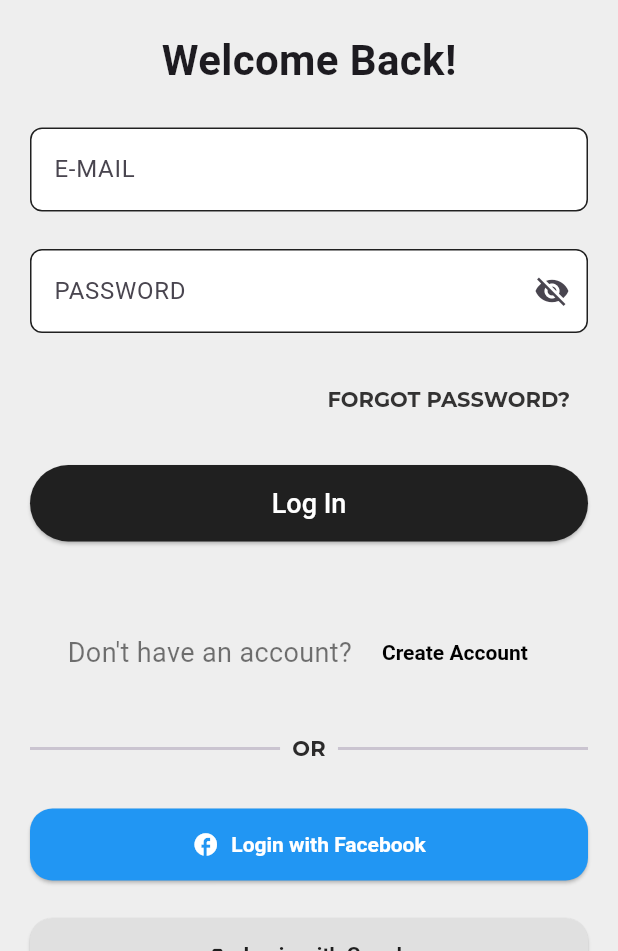
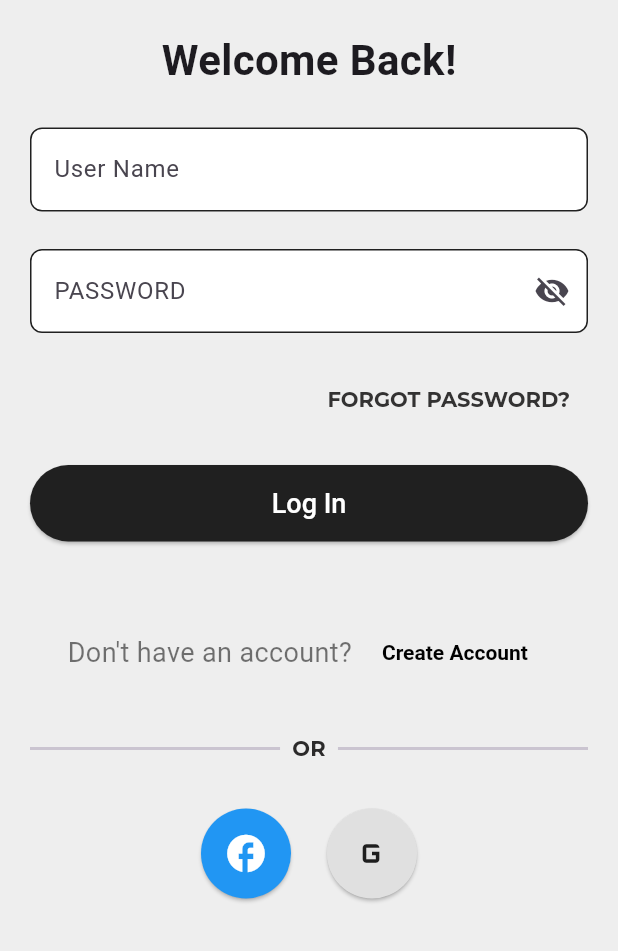
Before and after one commit to Sushmita67/elegance_affair_mobile, a Flutter app: the screen it shows after launch, after a tap on "Next", after a tap on "Skip", on a phone screen of 412 x 824 dp, the part 285-1236 px from its top. Run offline on Flutter 3.47's test engine with Material 3 defaults, Android fonts, the phone set to English and light mode, and no system bars; our stand-ins replace bloc, dartz, equatable, flutter_bloc, flutter_svg, get_it and 4 more; accounts and stored records are empty; Roboto replaces fonts that are missing (Montserrat Regular, Montserrat-Regular); statements that could not run were skipped.

Commit message:
Login Update

```diff
--- a/elegance_application/lib/features/auth/presentation/view/login_view.dart
+++ b/elegance_application/lib/features/auth/presentation/view/login_view.dart
@@ -56,7 +56,7 @@ class _LoginViewState extends State<LoginView> {
                       key: const ValueKey('username'),
                       controller: _usernameController,
                       decoration: InputDecoration(
-                        labelText: "E-MAIL",
+                        labelText: "User Name",
                         labelStyle: GoogleFonts.montserratAlternates(
                           fontSize: 16,
                         ),
@@ -163,7 +163,6 @@ class _LoginViewState extends State<LoginView> {
                         ),
                       ),
                     ),
-
                     const SizedBox(height: 50),
                     // Create Account
                     Row(
@@ -206,9 +205,7 @@ class _LoginViewState extends State<LoginView> {
                         ),
                       ],
                     ),
-
                     const SizedBox(height: 30),
-
                     // OR Divider
                     Row(
                       children: [
@@ -227,25 +224,8 @@ class _LoginViewState extends State<LoginView> {
                       ],
                     ),
                     const SizedBox(height: 30),
-
-                    // Social Media Buttons
-                    Column(
-                      children: [
-                        _buildSocialLoginButton(
-                          "Login with Facebook",
-                          Colors.blue,
-                          Icons.facebook,
-                          Colors.white,
-                        ),
-                        const SizedBox(height: 25),
-                        _buildSocialLoginButton(
-                          "Login with Google",
-                          Colors.grey.shade300,
-                          Icons.g_mobiledata,
-                          Colors.black87,
-                        ),
-                      ],
-                    ),
+                    // Social Media Buttons in a Row
+                    _buildSocialLoginRow(),
                     const SizedBox(height: 90),
                   ],
                 ),
@@ -257,29 +237,40 @@ class _LoginViewState extends State<LoginView> {
     );
   }
 
-  Widget _buildSocialLoginButton(
-      String label, Color bgColor, IconData icon, Color textColor) {
-    return SizedBox(
-      width: double.infinity,
-      child: ElevatedButton.icon(
-        onPressed: () {},
-        style: ElevatedButton.styleFrom(
-          backgroundColor: bgColor,
-          padding: const EdgeInsets.symmetric(vertical: 15),
-          shape: RoundedRectangleBorder(
-            borderRadius: BorderRadius.circular(15),
+  Widget _buildSocialLoginRow() {
+    return Row(
+      mainAxisAlignment: MainAxisAlignment.center, // Center the buttons
+      children: [
+        // Facebook Button
+        ElevatedButton(
+          onPressed: () {},
+          style: ElevatedButton.styleFrom(
+            backgroundColor: Colors.blue,
+            padding: const EdgeInsets.all(15), // Adjust padding for size
+            shape: const CircleBorder(),
+          ),
+          child: Icon(
+            Icons.facebook, // Facebook Icon
+            color: Colors.white,
+            size: 30, // Increase icon size
           ),
         ),
-        icon: Icon(icon, color: textColor),
-        label: Text(
-          label,
-          style: GoogleFonts.montserratAlternates(
-            fontSize: 14,
-            fontWeight: FontWeight.bold,
-            color: textColor,
+        const SizedBox(width: 20), // Add spacing between buttons
+        // Google Button
+        ElevatedButton(
+          onPressed: () {},
+          style: ElevatedButton.styleFrom(
+            backgroundColor: Colors.grey.shade300,
+            padding: const EdgeInsets.all(15), // Adjust padding for size
+            shape: const CircleBorder(),
+          ),
+          child: Icon(
+            Icons.g_mobiledata, // Google Icon
+            color: Colors.black87,
+            size: 30, // Increase icon size
           ),
         ),
-      ),
+      ],
     );
   }
 }
```
